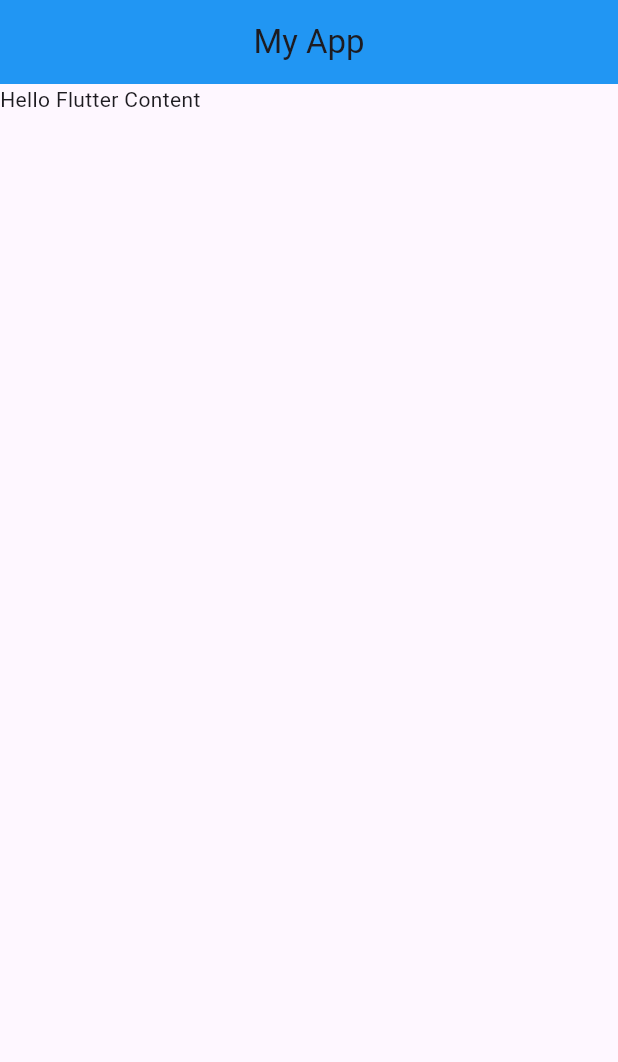
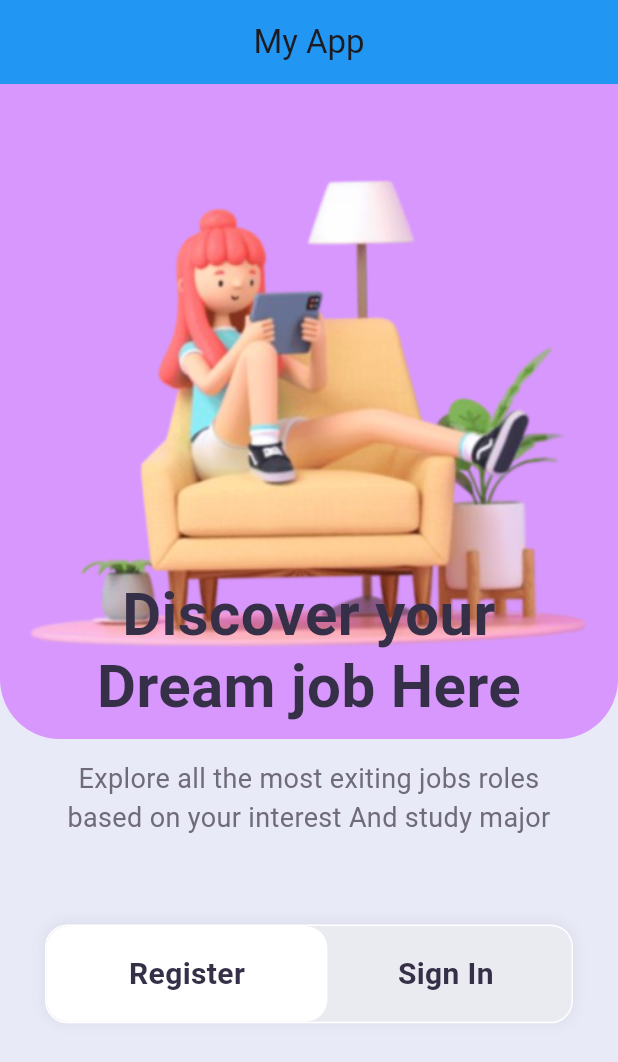
Before and after one commit to s55160496/FlutterGameKeys, a Flutter app: the screen it shows after launch, on a phone screen of 412 x 824 dp. Shown: the top 1062 px of the screen. Run offline on Flutter 3.47's test engine with Material 3 defaults, Android fonts, the phone set to English and light mode, and no system bars.

Commit message:
login page

```diff
--- /dev/null
+++ b/lib/Utils/colors.dart
@@ -0,0 +1,10 @@
+import 'package:flutter/material.dart';
+
+Color backgroundColor1 = const Color(0xffE9EAF7);
+Color backgroundColor2 = const Color(0xffF4EEF2);
+Color backgroundColor3 = const Color(0xffEBEBF2);
+Color backgroundColor4 = const Color(0xffE3EDF5);
+Color primaryColor = const Color(0xffD897FD);
+Color textColor1 = const Color(0xff353047);
+Color textColor2 = const Color(0xff6F6B7A);
+Color buttonColor = const Color(0xffFD6B68);
--- a/lib/main.dart
+++ b/lib/main.dart
@@ -1,24 +1,28 @@
 import 'package:flutter/material.dart';
+//import 'package:gamekeys/screens/home.dart';
+import 'package:gamekeys/screens/item.dart';
+import 'package:gamekeys/screens/sign_in.dart';
+import 'package:gamekeys/screens/spash_screen.dart';
 
 void main() {
-  runApp(MaterialApp(
-    title: "My Title",
-    home: Scaffold(
-      appBar: AppBar(
-        title: const Text("My App"),
-        backgroundColor: Colors.blue,
-        centerTitle: true,
-      ),
-      body: Home(),
-    ),
-  ));
+  runApp(const MyApp());
 }
 
-class Home extends StatelessWidget {
-  const Home({super.key});
+class MyApp extends StatelessWidget {
+  const MyApp({super.key});
 
   @override
   Widget build(BuildContext context) {
-    return const Text("Hello Flutter Content");
+    return MaterialApp(
+      title: "My Title",
+      home: Scaffold(
+        appBar: AppBar(
+          title: const Text("My App"),
+          backgroundColor: Colors.blue,
+          centerTitle: true,
+        ),
+        body: const MySplashScreen(),
+      ),
+    );
   }
 }
--- /dev/null
+++ b/lib/models/person.dart
@@ -0,0 +1,31 @@
+import 'package:flutter/material.dart';
+
+enum Job {
+  doctor(title: "หมอ", image: "assets/image/Breach.png", color: Colors.pink),
+  teacher(
+      title: "ครู", image: "assets/image/Deadlock.png", color: Colors.purple),
+  nurse(title: "พยาบาล", image: "assets/image/Fade.png", color: Colors.green),
+  police(title: "ตำรวจ", image: "assets/image/Gekko.png", color: Colors.yellow);
+
+  const Job({required this.title, required this.image, required this.color});
+  final String title;
+  final String image;
+  final Color color;
+}
+
+class Person {
+  Person({required this.name, required this.age, required this.job});
+  String name;
+  int age;
+  Job job;
+}
+
+List<Person> data = [
+  Person(name: "Bank", age: 20, job: Job.doctor),
+  Person(name: "Tee", age: 23, job: Job.teacher),
+  Person(name: "Varee", age: 55, job: Job.nurse),
+  Person(name: "Gead", age: 32, job: Job.police),
+  Person(name: "Hwet", age: 18, job: Job.teacher),
+  Person(name: "Maya", age: 32, job: Job.police),
+  Person(name: "Uji", age: 18, job: Job.teacher)
+];
--- /dev/null
+++ b/lib/screens/spash_screen.dart
@@ -0,0 +1,141 @@
+import 'package:flutter/material.dart';
+import 'package:gamekeys/Utils/colors.dart';
+import 'package:gamekeys/screens/sign_in.dart';
+
+class MySplashScreen extends StatelessWidget {
+  const MySplashScreen({super.key});
+
+  @override
+  Widget build(BuildContext context) {
+    Size size = MediaQuery.of(context).size;
+    return Scaffold(
+      body: Container(
+        color: backgroundColor1,
+        height: size.height,
+        width: size.width,
+        child: Stack(
+          children: [
+            Align(
+              alignment: Alignment.topCenter,
+              child: Container(
+                height: size.height * 0.53,
+                width: size.width,
+                decoration: BoxDecoration(
+                  borderRadius: const BorderRadius.only(
+                    bottomLeft: Radius.circular(40),
+                    bottomRight: Radius.circular(40),
+                  ),
+                  color: primaryColor,
+                  image: const DecorationImage(
+                    image: AssetImage(
+                      "assets/images/image.png",
+                    ),
+                  ),
+                ),
+              ),
+            ),
+            Positioned(
+              top: size.height * 0.4,
+              left: 0,
+              right: 0,
+              child: Center(
+                child: Column(
+                  children: [
+                    Text(
+                      "Discover your\nDream job Here",
+                      textAlign: TextAlign.center,
+                      style: TextStyle(
+                          fontWeight: FontWeight.bold,
+                          fontSize: 40,
+                          color: textColor1,
+                          height: 1.2),
+                    ),
+                    const SizedBox(height: 25),
+                    Text(
+                      "Explore all the most exiting jobs roles\nbased on your interest And study major",
+                      textAlign: TextAlign.center,
+                      style: TextStyle(
+                        fontSize: 18,
+                        color: textColor2,
+                      ),
+                    ),
+                    SizedBox(height: size.height * 0.07),
+                    Padding(
+                      padding: const EdgeInsets.symmetric(
+                        horizontal: 30,
+                      ),
+                      child: Container(
+                        height: size.height * 0.08,
+                        width: size.width,
+                        decoration: BoxDecoration(
+                          borderRadius: BorderRadius.circular(15),
+                          color: backgroundColor3.withOpacity(0.9),
+                          border: Border.all(
+                            color: Colors.white,
+                          ),
+                          boxShadow: [
+                            BoxShadow(
+                              color: Colors.black12.withOpacity(0.05),
+                              spreadRadius: 1,
+                              blurRadius: 7,
+                              offset: const Offset(0, -1),
+                            ),
+                          ],
+                        ),
+                        child: Padding(
+                          padding: const EdgeInsets.only(right: 5),
+                          child: Row(
+                            children: [
+                              Container(
+                                height: size.height * 0.08,
+                                width: size.width / 2.2,
+                                decoration: BoxDecoration(
+                                  color: Colors.white,
+                                  borderRadius: BorderRadius.circular(15),
+                                ),
+                                child: Center(
+                                  child: Text(
+                                    "Register",
+                                    style: TextStyle(
+                                      fontWeight: FontWeight.bold,
+                                      fontSize: 20,
+                                      color: textColor1,
+                                    ),
+                                  ),
+                                ),
+                              ),
+                              const Spacer(),
+                              GestureDetector(
+                                onTap: () {
+                                  Navigator.push(
+                                    context,
+                                    MaterialPageRoute(
+                                      builder: (context) => const SignIn(),
+                                    ),
+                                  );
+                                },
+                                child: Text(
+                                  "Sign In",
+                                  style: TextStyle(
+                                    fontWeight: FontWeight.bold,
+                                    fontSize: 20,
+                                    color: textColor1,
+                                  ),
+                                ),
+                              ),
+                              const Spacer(),
+                            ],
+                          ),
+                        ),
+                      ),
+                    ),
+                  ],
+                ),
+              ),
+            ),
+          ],
+        ),
+      ),
+    );
+  }
+}
```
Also changed, not shown: lib/screens/home.dart (added, +131 -0 lines), lib/screens/item.dart (added, +97 -0 lines), lib/screens/sign_in.dart (added, +193 -0 lines), pubspec.yaml (+4 -3 lines), assets/images/Breach.png (added), assets/images/Deadlock.png (added), assets/images/Fade.png (added), assets/images/Gekko.png (added), assets/images/Raze.png (added), assets/images/apple.png (added), assets/images/facebook.png (added), assets/images/google.png (added), assets/images/image.png (added).
